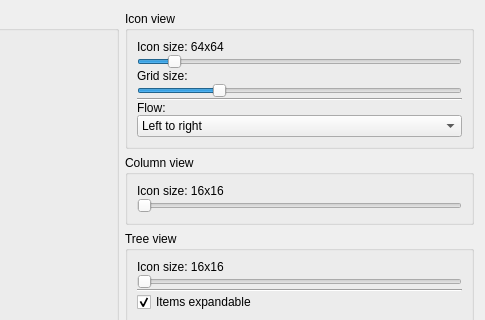
Old version of the form src/plugins/filemanagerplugin/viewmodessettings.ui in the repository ABBAPOH/andromeda; both pictures show x 241 to 726 and y 0 to 320 of the 726 by 541 pixel window.
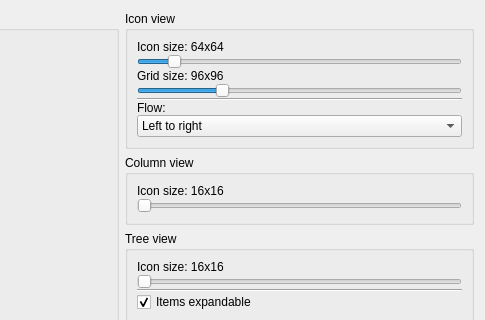
New version of the form.

Commit message: Show grid size now in ViewModesSettings.

Patch:
```diff
--- a/src/plugins/filemanagerplugin/viewmodessettings.ui
+++ b/src/plugins/filemanagerplugin/viewmodessettings.ui
@@ -149,14 +149,14 @@
       <item>
        <widget class="QLabel" name="gridSizeLabel">
         <property name="text">
-         <string>Grid size:</string>
+         <string>Grid size: 96x96</string>
         </property>
        </widget>
       </item>
       <item>
        <widget class="QSlider" name="gridSizeSlider">
         <property name="minimum">
-         <number>1</number>
+         <number>0</number>
         </property>
         <property name="maximum">
          <number>100</number>
```
The commit also changes 1 other file.
